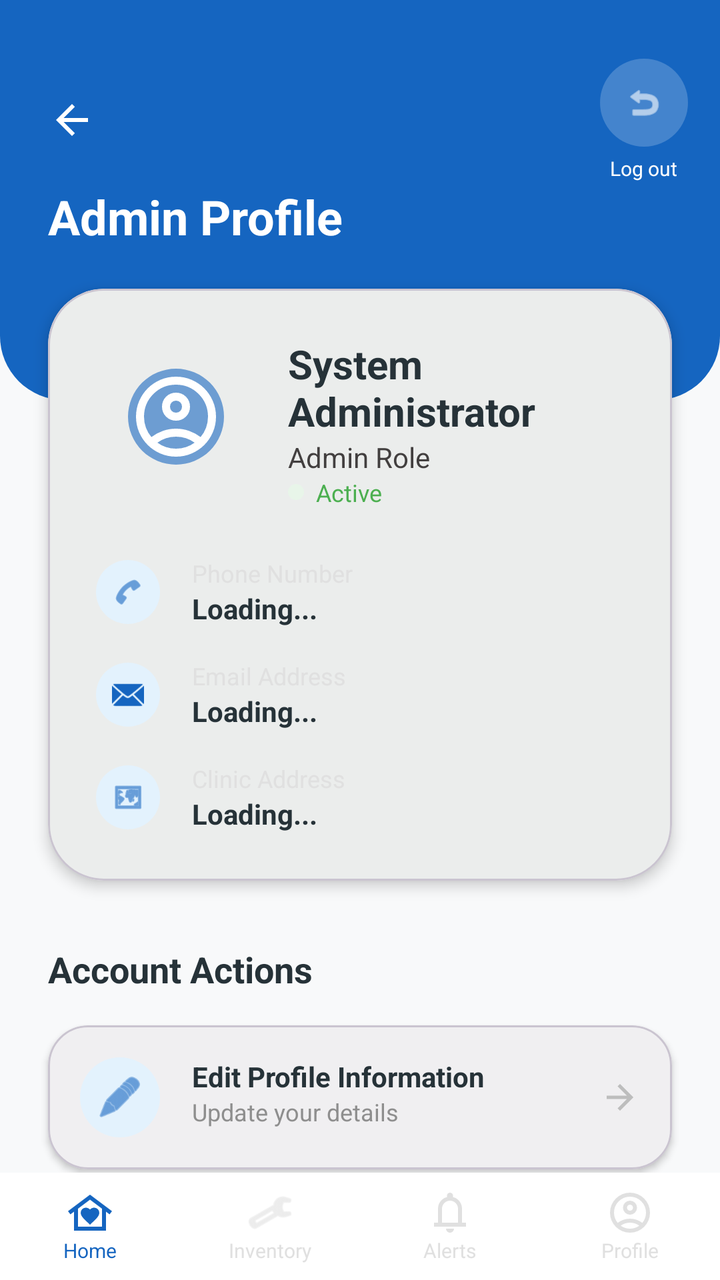
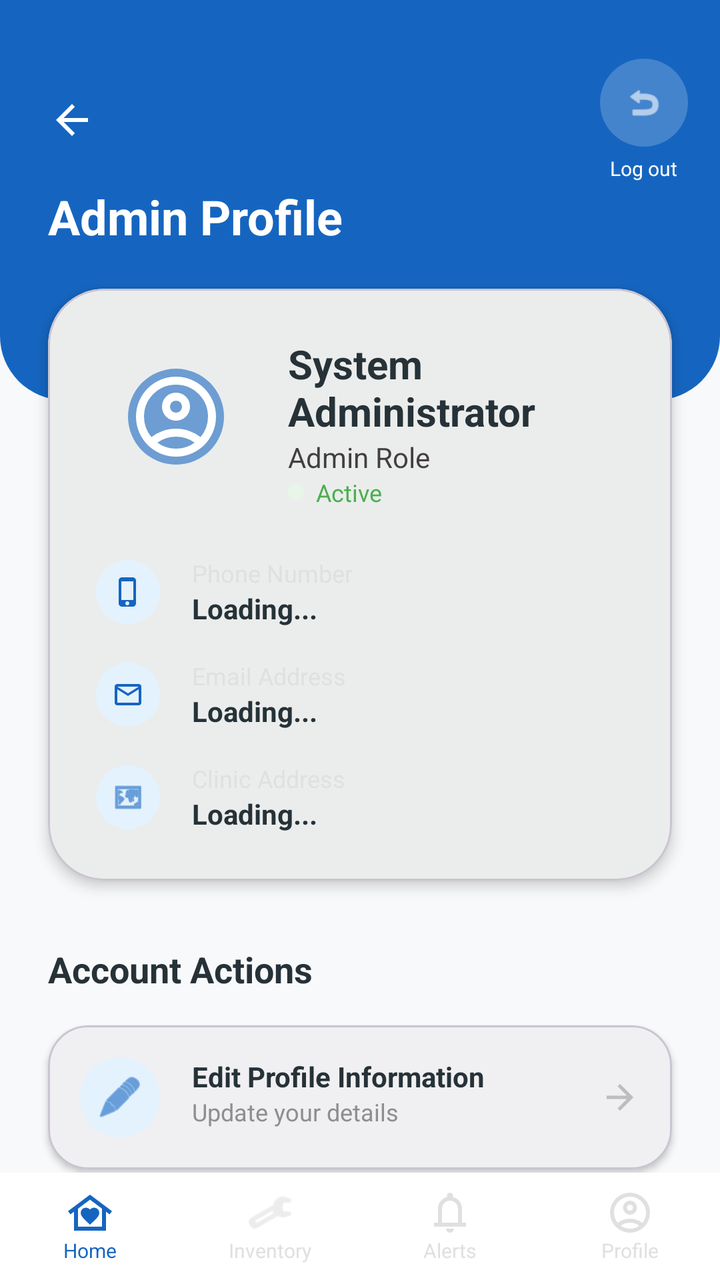

Two renders of the same Android screen: before a commit and after it. Below are the layout's source before the change and the commit's diff.
<!-- AndroidManifest.xml: application theme Theme.Mobicare -->
<!-- res/layout/fragment_profile_admin.xml -->
<?xml version="1.0" encoding="utf-8"?>
<androidx.constraintlayout.widget.ConstraintLayout xmlns:android="http://schemas.android.com/apk/res/android"
    xmlns:app="http://schemas.android.com/apk/res-auto"
    xmlns:tools="http://schemas.android.com/tools"
    android:layout_width="match_parent"
    android:layout_height="match_parent"
    android:background="#F8F9FA">

    <androidx.core.widget.NestedScrollView
        android:layout_width="match_parent"
        android:layout_height="0dp"
        android:fillViewport="true"
        app:layout_constraintTop_toTopOf="parent"
        app:layout_constraintBottom_toTopOf="@+id/bottomNavigation">

        <androidx.constraintlayout.widget.ConstraintLayout
            android:layout_width="match_parent"
            android:layout_height="wrap_content"
            android:paddingBottom="40dp">

            <View
                android:id="@+id/headerBackground"
                android:layout_width="match_parent"
                android:layout_height="200dp"
                android:background="@drawable/header_rounded_bottom"
                app:layout_constraintTop_toTopOf="parent" />

            <ImageView
                android:id="@+id/btnBack"
                android:layout_width="40dp"
                android:layout_height="40dp"
                android:layout_marginStart="16dp"
                android:layout_marginTop="40dp"
                android:padding="8dp"
                android:src="@drawable/ic_back_white"
                app:layout_constraintStart_toStartOf="parent"
                app:layout_constraintTop_toTopOf="parent"
                app:tint="@color/pure_white" />

            <LinearLayout
                android:id="@+id/containerLogoutHeader"
                android:layout_width="wrap_content"
                android:layout_height="wrap_content"
                android:layout_marginEnd="16dp"
                android:gravity="center"
                android:orientation="vertical"
                app:layout_constraintBottom_toBottomOf="@+id/btnBack"
                app:layout_constraintEnd_toEndOf="parent"
                app:layout_constraintTop_toTopOf="@+id/btnBack">

                <ImageView
                    android:id="@+id/btnLogout"
                    android:layout_width="44dp"
                    android:layout_height="44dp"
                    android:background="@drawable/circle_white_alpha"
                    android:padding="12dp"
                    android:src="@android:drawable/ic_menu_revert"
                    app:tint="@color/pure_white" />

                <TextView
                    android:layout_width="wrap_content"
                    android:layout_height="wrap_content"
                    android:layout_marginTop="4dp"
                    android:text="Log out"
                    android:textColor="@color/pure_white"
                    android:textSize="10sp" />
            </LinearLayout>

            <TextView
                android:id="@+id/tvMyProfileLabel"
                android:layout_width="wrap_content"
                android:layout_height="wrap_content"
                android:layout_marginStart="24dp"
                android:layout_marginTop="12dp"
                android:text="Admin Profile"
                android:textColor="@color/pure_white"
                android:textSize="24sp"
                android:textStyle="bold"
                app:layout_constraintStart_toStartOf="parent"
                app:layout_constraintTop_toBottomOf="@+id/btnBack" />

            <com.google.android.material.card.MaterialCardView
                android:id="@+id/cvProfileMain"
                android:layout_width="match_parent"
                android:layout_height="wrap_content"
                android:layout_marginHorizontal="24dp"
                android:layout_marginTop="20dp"
                app:cardCornerRadius="28dp"
                app:cardElevation="4dp"
                app:layout_constraintTop_toBottomOf="@+id/tvMyProfileLabel">

                <LinearLayout
                    android:layout_width="match_parent"
                    android:layout_height="wrap_content"
                    android:orientation="vertical"
                    android:padding="24dp">

                    <androidx.constraintlayout.widget.ConstraintLayout
                        android:layout_width="match_parent"
                        android:layout_height="wrap_content"
                        android:layout_marginBottom="24dp">

                        <com.google.android.material.imageview.ShapeableImageView
                            android:id="@+id/ivProfilePic"
                            android:layout_width="80dp"
                            android:layout_height="80dp"
                            android:background="#961565C0"
                            android:padding="16dp"
                            android:src="@drawable/ic_profile"
                            app:layout_constraintStart_toStartOf="parent"
                            app:layout_constraintTop_toTopOf="parent"
                            app:shapeAppearanceOverlay="@style/CircleImage"
                            app:tint="@color/pure_white" />

                        <TextView
                            android:id="@+id/tvAdminName"
                            android:layout_width="0dp"
                            android:layout_height="wrap_content"
                            android:layout_marginStart="16dp"
                            android:text="System Administrator"
                            android:textColor="@color/slate_navy"
                            android:textSize="20sp"
                            android:textStyle="bold"
                            app:layout_constraintEnd_toEndOf="parent"
                            app:layout_constraintStart_toEndOf="@+id/ivProfilePic"
                            app:layout_constraintTop_toTopOf="@+id/ivProfilePic" />

                        <TextView
                            android:id="@+id/tvProfileSubtitleRole"
                            android:layout_width="wrap_content"
                            android:layout_height="wrap_content"
                            android:text="Admin Role"
                            android:textColor="#423F3F"
                            app:layout_constraintStart_toStartOf="@+id/tvAdminName"
                            app:layout_constraintTop_toBottomOf="@+id/tvAdminName" />

                        <LinearLayout
                            android:layout_width="wrap_content"
                            android:layout_height="wrap_content"
                            android:gravity="center_vertical"
                            android:orientation="horizontal"
                            app:layout_constraintStart_toStartOf="@+id/tvProfileSubtitleRole"
                            app:layout_constraintTop_toBottomOf="@+id/tvProfileSubtitleRole">

                            <View
                                android:layout_width="8dp"
                                android:layout_height="8dp"
                                android:background="@drawable/badge_green" />

                            <TextView
                                android:layout_width="wrap_content"
                                android:layout_height="wrap_content"
                                android:layout_marginStart="6dp"
                                android:text="Active"
                                android:textColor="#4CAF50"
                                android:textSize="12sp" />
                        </LinearLayout>
                    </androidx.constraintlayout.widget.ConstraintLayout>

                    <LinearLayout android:layout_width="match_parent" android:layout_height="wrap_content" android:gravity="center_vertical" android:orientation="horizontal" android:layout_marginBottom="16dp">
                        <ImageView android:layout_width="32dp" android:layout_height="32dp" android:background="@drawable/circle_light_blue" android:padding="8dp" android:src="@android:drawable/ic_menu_call" app:tint="@color/trust_blue" />
                        <LinearLayout android:layout_width="wrap_content" android:layout_height="wrap_content" android:layout_marginStart="16dp" android:orientation="vertical">
                            <TextView android:layout_width="wrap_content" android:layout_height="wrap_content" android:text="Phone Number" android:textColor="@color/cool_grey" android:textSize="12sp" />
                            <TextView android:id="@+id/tvAdminPhone" android:layout_width="wrap_content" android:layout_height="wrap_content" android:text="Loading..." android:textColor="@color/slate_navy" android:textSize="14sp" android:textStyle="bold" />
                        </LinearLayout>
                    </LinearLayout>

                    <LinearLayout android:layout_width="match_parent" android:layout_height="wrap_content" android:gravity="center_vertical" android:orientation="horizontal" android:layout_marginBottom="16dp">
                        <ImageView android:layout_width="32dp" android:layout_height="32dp" android:background="@drawable/circle_light_blue" android:padding="8dp" android:src="@android:drawable/ic_dialog_email" app:tint="@color/trust_blue" />
                        <LinearLayout android:layout_width="wrap_content" android:layout_height="wrap_content" android:layout_marginStart="16dp" android:orientation="vertical">
                            <TextView android:layout_width="wrap_content" android:layout_height="wrap_content" android:text="Email Address" android:textColor="@color/cool_grey" android:textSize="12sp" />
                            <TextView android:id="@+id/tvAdminEmail" android:layout_width="wrap_content" android:layout_height="wrap_content" android:text="Loading..." android:textColor="@color/slate_navy" android:textSize="14sp" android:textStyle="bold" />
                        </LinearLayout>
                    </LinearLayout>

                    <LinearLayout android:layout_width="match_parent" android:layout_height="wrap_content" android:gravity="center_vertical" android:orientation="horizontal">
                        <ImageView android:layout_width="32dp" android:layout_height="32dp" android:background="@drawable/circle_light_blue" android:padding="8dp" android:src="@android:drawable/ic_menu_mapmode" app:tint="@color/trust_blue" />
                        <LinearLayout android:layout_width="wrap_content" android:layout_height="wrap_content" android:layout_marginStart="16dp" android:orientation="vertical">
                            <TextView android:layout_width="wrap_content" android:layout_height="wrap_content" android:text="Clinic Address" android:textColor="@color/cool_grey" android:textSize="12sp" />
                            <TextView android:id="@+id/tvAdminAddress" android:layout_width="wrap_content" android:layout_height="wrap_content" android:text="Loading..." android:textColor="@color/slate_navy" android:textSize="14sp" android:textStyle="bold" />
                        </LinearLayout>
                    </LinearLayout>

                </LinearLayout>
            </com.google.android.material.card.MaterialCardView>

            <TextView
                android:id="@+id/tvAdminActionsLabel"
                android:layout_width="wrap_content"
                android:layout_height="wrap_content"
                android:layout_marginStart="24dp"
                android:layout_marginTop="32dp"
                android:text="Account Actions"
                android:textColor="@color/slate_navy"
                android:textSize="18sp"
                android:textStyle="bold"
                app:layout_constraintStart_toStartOf="parent"
                app:layout_constraintTop_toBottomOf="@+id/cvProfileMain" />

            <com.google.android.material.card.MaterialCardView
                android:id="@+id/btnEditProfile"
                android:layout_width="match_parent"
                android:layout_height="wrap_content"
                android:layout_marginHorizontal="24dp"
                android:layout_marginTop="16dp"
                app:cardCornerRadius="20dp"
                app:cardElevation="2dp"
                app:layout_constraintTop_toBottomOf="@+id/tvAdminActionsLabel">
                <androidx.constraintlayout.widget.ConstraintLayout
                    android:layout_width="match_parent"
                    android:layout_height="wrap_content"
                    android:padding="16dp">
                    <ImageView
                        android:id="@+id/ivIconEdit"
                        android:layout_width="40dp"
                        android:layout_height="40dp"
                        android:background="@drawable/circle_light_blue"
                        android:padding="8dp"
                        android:src="@android:drawable/ic_menu_edit"
                        app:layout_constraintBottom_toBottomOf="parent"
                        app:layout_constraintStart_toStartOf="parent"
                        app:layout_constraintTop_toTopOf="parent"
                        app:tint="@color/trust_blue" />
                    <TextView
                        android:id="@+id/tvEditTitle"
                        android:layout_width="0dp"
                        android:layout_height="wrap_content"
                        android:layout_marginStart="16dp"
                        android:text="Edit Profile Information"
                        android:textColor="@color/slate_navy"
                        android:textStyle="bold"
                        app:layout_constraintEnd_toStartOf="@+id/ivArrowEdit"
                        app:layout_constraintStart_toEndOf="@+id/ivIconEdit"
                        app:layout_constraintTop_toTopOf="@+id/ivIconEdit" />
                    <TextView
                        android:layout_width="0dp"
                        android:layout_height="wrap_content"
                        android:text="Update your details"
                        android:textColor="#8E8E8E"
                        android:textSize="12sp"
                        app:layout_constraintEnd_toEndOf="@+id/tvEditTitle"
                        app:layout_constraintStart_toStartOf="@+id/tvEditTitle"
                        app:layout_constraintTop_toBottomOf="@+id/tvEditTitle" />
                    <ImageView
                        android:id="@+id/ivArrowEdit"
                        android:layout_width="20dp"
                        android:layout_height="20dp"
                        android:src="@drawable/ic_arrow_forward"
                        app:layout_constraintBottom_toBottomOf="parent"
                        app:layout_constraintEnd_toEndOf="parent"
                        app:layout_constraintTop_toTopOf="parent"
                        app:tint="#BDBDBD" />
                </androidx.constraintlayout.widget.ConstraintLayout>
            </com.google.android.material.card.MaterialCardView>

            <com.google.android.material.card.MaterialCardView
                android:id="@+id/btnChangePassword"
                android:layout_width="match_parent"
                android:layout_height="wrap_content"
                android:layout_marginHorizontal="24dp"
                android:layout_marginTop="12dp"
                app:cardCornerRadius="20dp"
                app:cardElevation="2dp"
                app:layout_constraintTop_toBottomOf="@+id/btnEditProfile">
                <androidx.constraintlayout.widget.ConstraintLayout
                    android:layout_width="match_parent"
                    android:layout_height="wrap_content"
                    android:padding="16dp">
                    <ImageView
                        android:id="@+id/ivIconPass"
                        android:layout_width="40dp"
                        android:layout_height="40dp"
                        android:background="@drawable/circle_light_blue"
                        android:padding="8dp"
                        android:src="@android:drawable/ic_lock_idle_lock"
                        app:layout_constraintBottom_toBottomOf="parent"
                        app:layout_constraintStart_toStartOf="parent"
                        app:layout_constraintTop_toTopOf="parent"
                        app:tint="@color/trust_blue" />
                    <TextView
                        android:id="@+id/tvPassTitle"
                        android:layout_width="0dp"
                        android:layout_height="wrap_content"
                        android:layout_marginStart="16dp"
                        android:text="Change Password"
                        android:textColor="@color/slate_navy"
                        android:textStyle="bold"
                        app:layout_constraintEnd_toStartOf="@+id/ivArrowPass"
                        app:layout_constraintStart_toEndOf="@+id/ivIconPass"
                        app:layout_constraintTop_toTopOf="@+id/ivIconPass" />
                    <TextView
                        android:layout_width="0dp"
                        android:layout_height="wrap_content"
                        android:text="Secure your account"
                        android:textColor="#8E8E8E"
                        android:textSize="12sp"
                        app:layout_constraintEnd_toEndOf="@+id/tvPassTitle"
                        app:layout_constraintStart_toStartOf="@+id/tvPassTitle"
                        app:layout_constraintTop_toBottomOf="@+id/tvPassTitle" />
                    <ImageView
                        android:id="@+id/ivArrowPass"
                        android:layout_width="20dp"
                        android:layout_height="20dp"
                        android:src="@drawable/ic_arrow_forward"
                        app:layout_constraintBottom_toBottomOf="parent"
                        app:layout_constraintEnd_toEndOf="parent"
                        app:layout_constraintTop_toTopOf="parent"
                        app:tint="#BDBDBD" />
                </androidx.constraintlayout.widget.ConstraintLayout>
            </com.google.android.material.card.MaterialCardView>

        </androidx.constraintlayout.widget.ConstraintLayout>
    </androidx.core.widget.NestedScrollView>

    <include
        android:id="@+id/bottomNavigation"
        layout="@layout/layout_bottom_nav_admin"
        android:layout_width="match_parent"
        android:layout_height="wrap_content"
        app:layout_constraintBottom_toBottomOf="parent"
        app:layout_constraintStart_toStartOf="parent"
        app:layout_constraintEnd_toEndOf="parent" />

</androidx.constraintlayout.widget.ConstraintLayout>
<!-- res/layout/layout_bottom_nav_admin.xml (included above) -->
<?xml version="1.0" encoding="utf-8"?>
<LinearLayout xmlns:android="http://schemas.android.com/apk/res/android"
    xmlns:app="http://schemas.android.com/apk/res-auto"
    android:layout_width="match_parent"
    android:layout_height="wrap_content"
    android:background="#FFFFFF"
    android:orientation="horizontal"
    android:paddingTop="8dp"
    android:paddingBottom="8dp">



    <LinearLayout
        android:id="@+id/nav_home"
        android:layout_width="0dp"
        android:layout_height="match_parent"
        android:layout_weight="1"
        android:gravity="center"
        android:orientation="vertical"
        android:clickable="true"
        android:focusable="true"
        android:background="?attr/selectableItemBackground">
        <ImageView
            android:layout_width="24dp"
            android:layout_height="24dp"
            android:src="@drawable/ic_home"
            app:tint="@color/trust_blue" />
        <TextView
            android:layout_width="wrap_content"
            android:layout_height="wrap_content"
            android:text="Home"
            android:textColor="@color/trust_blue"
            android:textSize="10sp" />
    </LinearLayout>

    <LinearLayout
        android:id="@+id/nav_inventory"
        android:layout_width="0dp"
        android:layout_height="match_parent"
        android:layout_weight="1"
        android:background="?attr/selectableItemBackground"
        android:clickable="true"
        android:focusable="true"
        android:gravity="center"
        android:orientation="vertical">

        <ImageView
            android:layout_width="24dp"
            android:layout_height="24dp"
            android:src="@android:drawable/ic_menu_manage"
            app:tint="@color/cool_grey" />

        <TextView
            android:layout_width="wrap_content"
            android:layout_height="wrap_content"
            android:text="Inventory"
            android:textColor="@color/cool_grey"
            android:textSize="10sp" />
    </LinearLayout>

    <LinearLayout
        android:id="@+id/nav_alerts"
        android:layout_width="0dp"
        android:layout_height="match_parent"
        android:layout_weight="1"
        android:gravity="center"
        android:orientation="vertical"
        android:clickable="true"
        android:focusable="true"
        android:background="?attr/selectableItemBackground">
        <FrameLayout
            android:layout_width="wrap_content"
            android:layout_height="wrap_content">
            <ImageView
                android:layout_width="24dp"
                android:layout_height="24dp"
                android:src="@drawable/ic_notifications"
                app:tint="@color/cool_grey" />

            <TextView
                android:id="@+id/tvBottomAlertBadge"
                android:layout_width="12dp"
                android:layout_height="12dp"
                android:layout_gravity="top|end"
                android:background="@drawable/circle_red"
                android:gravity="center"
                android:text="0"
                android:textColor="@color/pure_white"
                android:textSize="8sp"
                android:visibility="gone" />

        </FrameLayout>
        <TextView
            android:layout_width="wrap_content"
            android:layout_height="wrap_content"
            android:text="Alerts"
            android:textColor="@color/cool_grey"
            android:textSize="10sp" />
    </LinearLayout>

    <LinearLayout
        android:id="@+id/nav_profile"
        android:layout_width="0dp"
        android:layout_height="match_parent"
        android:layout_weight="1"
        android:gravity="center"
        android:orientation="vertical"
        android:clickable="true"
        android:focusable="true"
        android:background="?attr/selectableItemBackground">
        <ImageView
            android:layout_width="24dp"
            android:layout_height="24dp"
            android:src="@drawable/ic_profile"
            app:tint="@color/cool_grey" />
        <TextView
            android:layout_width="wrap_content"
            android:layout_height="wrap_content"
            android:text="Profile"
            android:textColor="@color/cool_grey"
            android:textSize="10sp" />
    </LinearLayout>
</LinearLayout>
<!-- resources referenced by this layout -->
<resources>
  <color name="cool_grey">#E0E0E0</color>
  <color name="pure_white">#FFFFFF</color>
  <color name="slate_navy">#263238</color>
  <color name="trust_blue">#1565C0</color>
  <!-- drawable badge_green (drawable) -->
  <?xml version="1.0" encoding="utf-8"?>
  <shape xmlns:android="http://schemas.android.com/apk/res/android">
      <solid android:color="#E8F5E9" />
      <corners android:radius="12dp" />
  </shape>
  <!-- drawable circle_light_blue (drawable) -->
  <?xml version="1.0" encoding="utf-8"?>
  <shape xmlns:android="http://schemas.android.com/apk/res/android"
      android:shape="oval">
      <solid android:color="#E3F2FD" />
  </shape>
  <!-- drawable circle_red (drawable) -->
  <?xml version="1.0" encoding="utf-8"?>
  <shape xmlns:android="http://schemas.android.com/apk/res/android"
      android:shape="oval">
      <solid android:color="#F44336" />
  </shape>
  <!-- drawable circle_white_alpha (drawable) -->
  <?xml version="1.0" encoding="utf-8"?>
  <shape xmlns:android="http://schemas.android.com/apk/res/android"
      android:shape="oval">
      <solid android:color="#33FFFFFF" />
  </shape>
  <!-- drawable header_rounded_bottom (drawable) -->
  <?xml version="1.0" encoding="utf-8"?>
  <shape xmlns:android="http://schemas.android.com/apk/res/android">
      <solid android:color="@color/trust_blue" />
      <corners
          android:bottomLeftRadius="32dp"
          android:bottomRightRadius="32dp" />
  </shape>
  <!-- drawable ic_arrow_forward (drawable) -->
  <vector xmlns:android="http://schemas.android.com/apk/res/android" android:autoMirrored="true" android:height="24dp" android:tint="#000000" android:viewportHeight="960" android:viewportWidth="960" android:width="24dp">
        
      <path android:fillColor="@android:color/white" android:pathData="M647,520L160,520L160,440L647,440L423,216L480,160L800,480L480,800L423,744L647,520Z"/>
      
  </vector>
  <!-- drawable ic_back_white (drawable) -->
  <vector xmlns:android="http://schemas.android.com/apk/res/android" android:autoMirrored="true" android:height="24dp" android:tint="#000000" android:viewportHeight="960" android:viewportWidth="960" android:width="24dp">
        
      <path android:fillColor="@android:color/white" android:pathData="M313,520L537,744L480,800L160,480L480,160L537,216L313,440L800,440L800,520L313,520Z"/>
      
  </vector>
  <style name="CircleImage">
          <item name="cornerSize">50%</item>
      </style>
  <style name="Theme.Mobicare" parent="Base.Theme.Mobicare" />
  <color name="healing_green">#388E3C</color>
  <!-- unchanged entries left out for length: 4 -->
</resources>

<!-- the commit's change to res/layout/fragment_profile_admin.xml (unified diff, before → after) -->
@@ -158,7 +158,7 @@
                     </androidx.constraintlayout.widget.ConstraintLayout>
 
                     <LinearLayout android:layout_width="match_parent" android:layout_height="wrap_content" android:gravity="center_vertical" android:orientation="horizontal" android:layout_marginBottom="16dp">
-                        <ImageView android:layout_width="32dp" android:layout_height="32dp" android:background="@drawable/circle_light_blue" android:padding="8dp" android:src="@android:drawable/ic_menu_call" app:tint="@color/trust_blue" />
+                        <ImageView android:layout_width="32dp" android:layout_height="32dp" android:background="@drawable/circle_light_blue" android:padding="8dp" android:src="@drawable/ic_phone" app:tint="@color/trust_blue" />
                         <LinearLayout android:layout_width="wrap_content" android:layout_height="wrap_content" android:layout_marginStart="16dp" android:orientation="vertical">
                             <TextView android:layout_width="wrap_content" android:layout_height="wrap_content" android:text="Phone Number" android:textColor="@color/cool_grey" android:textSize="12sp" />
                             <TextView android:id="@+id/tvAdminPhone" android:layout_width="wrap_content" android:layout_height="wrap_content" android:text="Loading..." android:textColor="@color/slate_navy" android:textSize="14sp" android:textStyle="bold" />
@@ -166,7 +166,7 @@
                     </LinearLayout>
 
                     <LinearLayout android:layout_width="match_parent" android:layout_height="wrap_content" android:gravity="center_vertical" android:orientation="horizontal" android:layout_marginBottom="16dp">
-                        <ImageView android:layout_width="32dp" android:layout_height="32dp" android:background="@drawable/circle_light_blue" android:padding="8dp" android:src="@android:drawable/ic_dialog_email" app:tint="@color/trust_blue" />
+                        <ImageView android:layout_width="32dp" android:layout_height="32dp" android:background="@drawable/circle_light_blue" android:padding="8dp" android:src="@drawable/ic_mail" app:tint="@color/trust_blue" />
                         <LinearLayout android:layout_width="wrap_content" android:layout_height="wrap_content" android:layout_marginStart="16dp" android:orientation="vertical">
                             <TextView android:layout_width="wrap_content" android:layout_height="wrap_content" android:text="Email Address" android:textColor="@color/cool_grey" android:textSize="12sp" />
                             <TextView android:id="@+id/tvAdminEmail" android:layout_width="wrap_content" android:layout_height="wrap_content" android:text="Loading..." android:textColor="@color/slate_navy" android:textSize="14sp" android:textStyle="bold" />
<!-- resource entries referenced after the edit -->
@@ -48,6 +48,18 @@
       <path android:fillColor="@android:color/white" android:pathData="M313,520L537,744L480,800L160,480L480,160L537,216L313,440L800,440L800,520L313,520Z"/>
       
   </vector>
+  <!-- drawable ic_mail (drawable) -->
+  <vector xmlns:android="http://schemas.android.com/apk/res/android" android:height="24dp" android:tint="#000000" android:viewportHeight="960" android:viewportWidth="960" android:width="24dp">
+        
+      <path android:fillColor="@android:color/white" android:pathData="M160,800Q127,800 103.5,776.5Q80,753 80,720L80,240Q80,207 103.5,183.5Q127,160 160,160L800,160Q833,160 856.5,183.5Q880,207 880,240L880,720Q880,753 856.5,776.5Q833,800 800,800L160,800ZM480,520L160,320L160,720Q160,720 160,720Q160,720 160,720L800,720Q800,720 800,720Q800,720 800,720L800,320L480,520ZM480,440L800,240L160,240L480,440ZM160,320L160,240L160,240L160,320L160,720Q160,720 160,720Q160,720 160,720L160,720Q160,720 160,720Q160,720 160,720L160,320Z"/>
+      
+  </vector>
+  <!-- drawable ic_phone (drawable) -->
+  <vector xmlns:android="http://schemas.android.com/apk/res/android" android:height="24dp" android:tint="#000000" android:viewportHeight="24" android:viewportWidth="24" android:width="24dp">
+        
+      <path android:fillColor="@android:color/white" android:pathData="M15.5,1h-8C6.12,1 5,2.12 5,3.5v17C5,21.88 6.12,23 7.5,23h8c1.38,0 2.5,-1.12 2.5,-2.5v-17C18,2.12 16.88,1 15.5,1zM11.5,22c-0.83,0 -1.5,-0.67 -1.5,-1.5s0.67,-1.5 1.5,-1.5 1.5,0.67 1.5,1.5 -0.67,1.5 -1.5,1.5zM16,18L7,18L7,4h9v14z"/>
+      
+  </vector>
   <style name="CircleImage">
           <item name="cornerSize">50%</item>
       </style>
